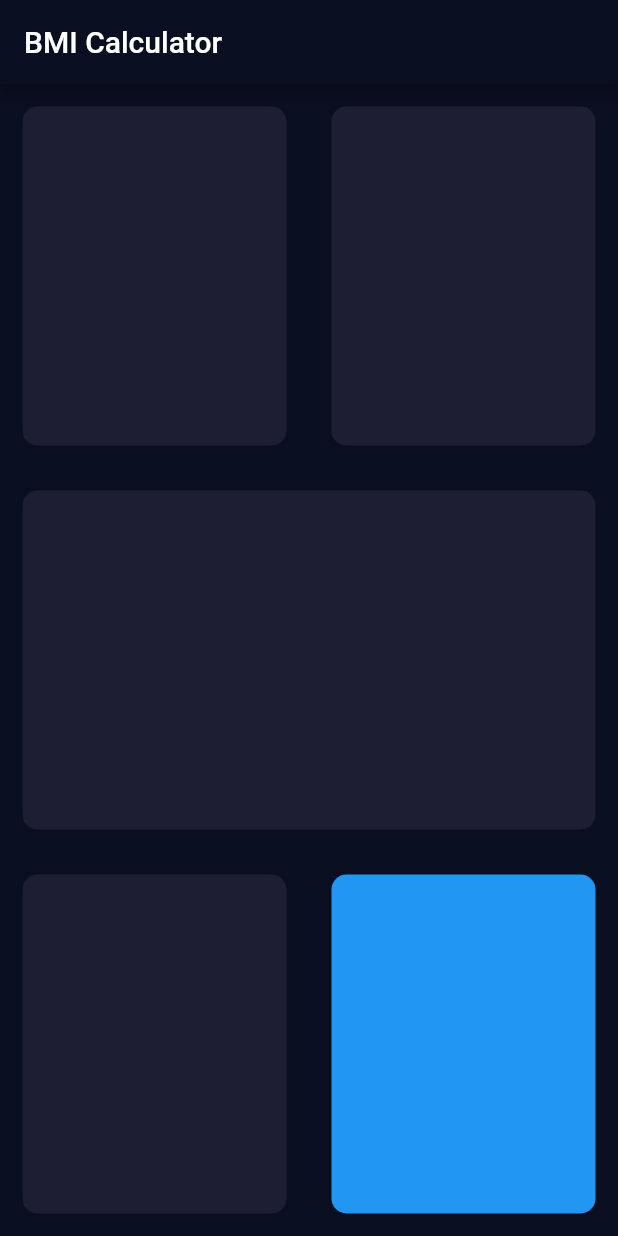
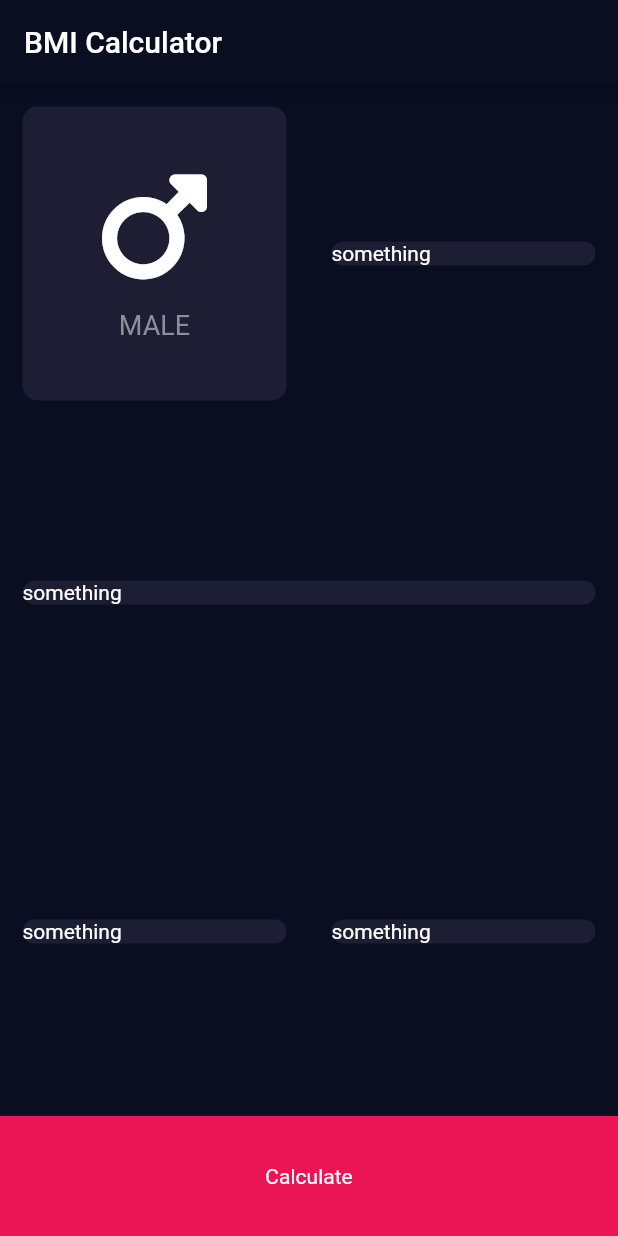
Before and after one commit to utsobe/bmi_calculator_flutter_app, a Flutter app: the screen it shows after launch, on a phone screen of 412 x 824 dp. Run offline on Flutter 3.47's test engine with Material 2 defaults, Android fonts, the phone set to English and light mode, and no system bars; our stand-ins replace font_awesome_flutter.

Commit message:
icon widget added from fontawesome

```diff
--- a/lib/input_page.dart
+++ b/lib/input_page.dart
@@ -1,4 +1,9 @@
 import 'package:flutter/material.dart';
+import 'package:font_awesome_flutter/font_awesome_flutter.dart';
+
+const bottomContainerHeight = 80.0;
+const activeCardColor = Color(0xFF1D1E33);
+const bottomContainerColor = Color(0xFFEB1555);
 
 class InputPage extends StatefulWidget {
   const InputPage({super.key});
@@ -24,12 +29,32 @@ class _InputPageState extends State<InputPage> {
               children: [
                 Expanded(
                   child: ReusableCard(
-                    colour: Color(0xFF1D1E33),
+                    colour: activeCardColor,
+                    cardChild: Column(
+                      mainAxisAlignment: MainAxisAlignment.center,
+                      children: [
+                        Icon(
+                          FontAwesomeIcons.mars,
+                          size: 80.0,
+                        ),
+                        SizedBox(
+                          height: 15.0,
+                        ),
+                        Text(
+                          'MALE',
+                          style: TextStyle(
+                            fontSize: 18.0,
+                            color: Color(0xFF8D8E98),
+                          ),
+                        ),
+                      ],
+                    ),
                   ),
                 ),
                 Expanded(
                     child: ReusableCard(
-                  colour: Color(0xFF1D1E33),
+                  colour: activeCardColor,
+                  cardChild: Text('something'),
                 )),
               ],
             ),
@@ -39,7 +64,8 @@ class _InputPageState extends State<InputPage> {
               children: [
                 Expanded(
                     child: ReusableCard(
-                  colour: Color(0xFF1D1E33),
+                  colour: activeCardColor,
+                  cardChild: Text('something'),
                 )),
               ],
             ),
@@ -49,15 +75,24 @@ class _InputPageState extends State<InputPage> {
               children: [
                 Expanded(
                     child: ReusableCard(
-                  colour: Color(0xFF1D1E33),
+                  colour: activeCardColor,
+                  cardChild: Text('something'),
                 )),
                 Expanded(
                     child: ReusableCard(
-                  colour: Colors.blue,
+                  colour: activeCardColor,
+                  cardChild: Text('something'),
                 )),
               ],
             ),
           ),
+          Container(
+            child: Center(child: Text('Calculate')),
+            color: bottomContainerColor,
+            margin: EdgeInsets.only(top: 10.0),
+            width: double.infinity,
+            height: bottomContainerHeight,
+          )
         ],
       ),
     );
@@ -65,13 +100,15 @@ class _InputPageState extends State<InputPage> {
 }
 
 class ReusableCard extends StatelessWidget {
-  ReusableCard({required this.colour});
+  ReusableCard({required this.colour, required this.cardChild});
 
-  Color colour;
+  final Color colour;
+  final Widget cardChild;
 
   @override
   Widget build(BuildContext context) {
     return Container(
+      child: cardChild,
       margin: EdgeInsets.all(15.0),
       decoration: BoxDecoration(
         borderRadius: BorderRadius.circular(10.0),
--- a/pubspec.yaml
+++ b/pubspec.yaml
@@ -36,6 +36,7 @@ dependencies:
   # The following adds the Cupertino Icons font to your application.
   # Use with the CupertinoIcons class for iOS style icons.
   cupertino_icons: ^1.0.2
+  font_awesome_flutter: ^10.3.0
 
 dev_dependencies:
   flutter_test:
```
Also changed, not shown: pubspec.lock.
